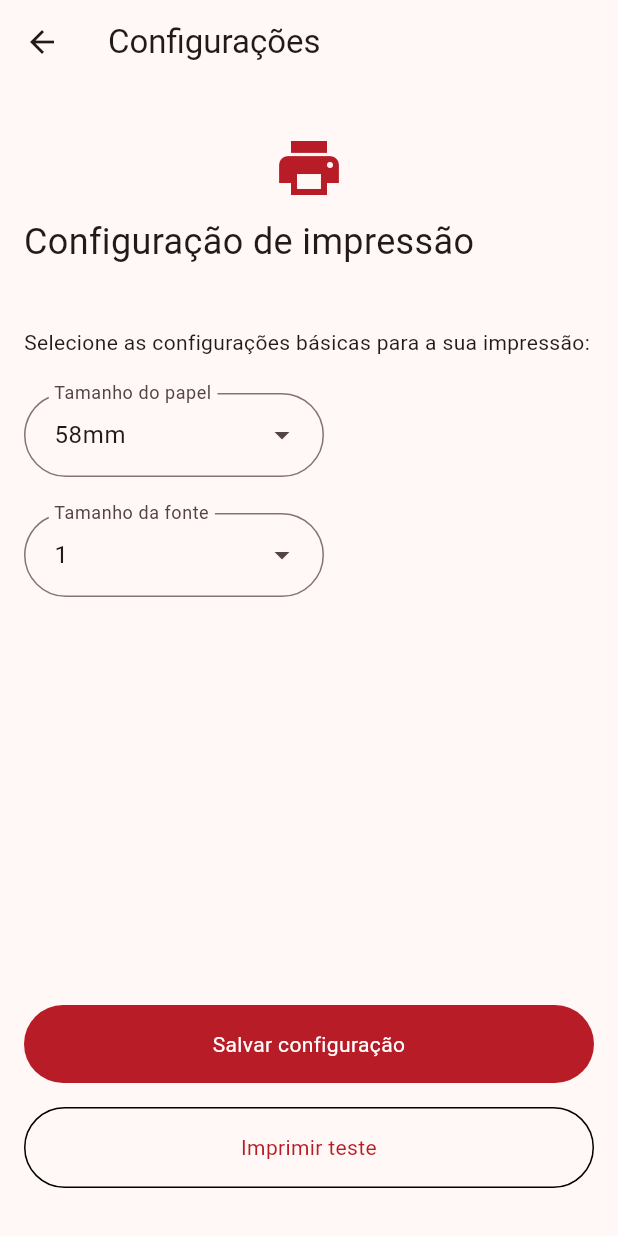
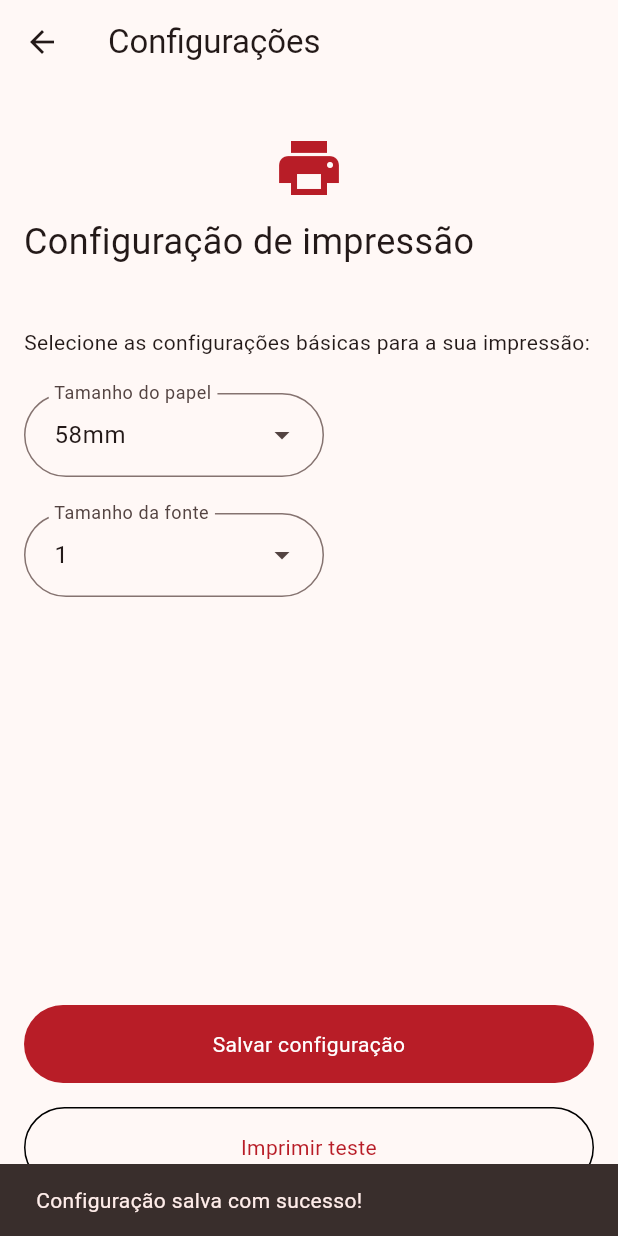
Before and after one commit to ikyrie/panucci_ristorante, a Flutter app: the PrinterSettings screen opened directly, after a tap on "Salvar configuração", on a phone screen of 412 x 824 dp. Run offline on Flutter 3.47's test engine with Material 3 defaults, Android fonts, the phone set to English and light mode, and no system bars; our stand-ins replace flutter_mobx, get_it, mobx, permission_handler, shared_preferences; missing offline and left inert: esc_pos_utils_plus, print_bluetooth_thermal; accounts and stored records are empty; generated files the repository leaves out were written again.

Commit message:
video4.2

```diff
--- a/lib/screens/printer_settings.dart
+++ b/lib/screens/printer_settings.dart
@@ -1,6 +1,7 @@
 import 'package:esc_pos_utils_plus/esc_pos_utils_plus.dart';
 import 'package:flutter/material.dart';
 import 'package:panucci_ristorante/components/custom_buttons.dart';
+import 'package:shared_preferences/shared_preferences.dart';
 
 class PrinterSettings extends StatelessWidget {
   PrinterSettings({super.key});
@@ -89,12 +90,19 @@ class PrinterSettings extends StatelessWidget {
                   mainAxisAlignment: MainAxisAlignment.end,
                   children: <Widget>[
                     CustomPrimaryButton(
-                      onTap: () async {},
+                      onTap: () async {
+                        final SharedPreferences preferences = await SharedPreferences.getInstance();
+                        await preferences.setInt('paperSize', paperSize.value);
+                        await preferences.setInt('textSize', textSize.value);
+                        ScaffoldMessenger.of(context).showSnackBar(SnackBar(content: Text("Configuração salva com sucesso!")));
+                      },
                       text: "Salvar configuração",
                     ),
                     SizedBox(height: 16,),
                     CustomSecondaryButton(
-                        onTap: () async {}, text: "Imprimir teste"),
+                      onTap: () async {},
+                      text: "Imprimir teste",
+                    ),
                   ],
                 ),
               ),
--- a/lib/viewmodels/checkout_viewmodel.dart
+++ b/lib/viewmodels/checkout_viewmodel.dart
@@ -1,6 +1,7 @@
 import 'package:esc_pos_utils_plus/esc_pos_utils_plus.dart';
 import 'package:panucci_ristorante/models/item.dart';
 import 'package:panucci_ristorante/services/receipt_printing_service.dart';
+import 'package:shared_preferences/shared_preferences.dart';
 
 class CheckoutViewmodel {
 
@@ -9,6 +10,11 @@ class CheckoutViewmodel {
   }
 
   Future<List<int>> _generateReceipt(List<Item> items, double total) async {
+    final SharedPreferences preferences = await SharedPreferences.getInstance();
+    print(preferences.getInt('paperSize'));
+    print('--------');
+    print(preferences.getInt('textSize'));
+
     List<int> bytes = [];
     final profile = await CapabilityProfile.load();
     final generator = Generator(PaperSize.mm58, profile);
--- a/pubspec.yaml
+++ b/pubspec.yaml
@@ -40,6 +40,7 @@ dependencies:
   print_bluetooth_thermal: ^1.1.5
   esc_pos_utils_plus: ^2.0.4
   permission_handler: ^11.3.1
+  shared_preferences: ^2.5.2
 
 dev_dependencies:
   flutter_test:
```
Also changed, not shown: pubspec.lock, 1 other file.
